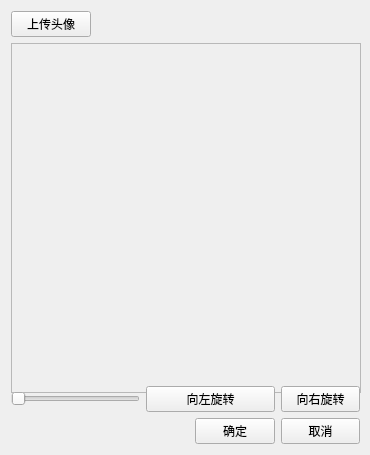
Above: ui/components/Change_Avatar_Page/change_avatar_page.ui from Sakurakouji-Saika/MyQtClient before the change. Below: the same form after it.
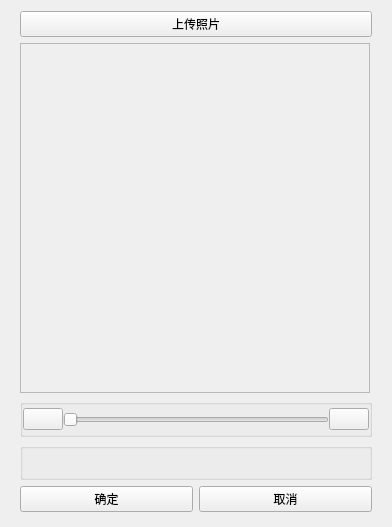
That is the form after the change. Icons and pictures are not drawn. Custom widgets are drawn as their Qt base class.

Commit message: 美化上传头像QSS

The edit to the form file:
```diff
--- a/ui/components/Change_Avatar_Page/change_avatar_page.ui
+++ b/ui/components/Change_Avatar_Page/change_avatar_page.ui
@@ -6,47 +6,53 @@
    <rect>
     <x>0</x>
     <y>0</y>
-    <width>370</width>
-    <height>455</height>
+    <width>392</width>
+    <height>527</height>
    </rect>
   </property>
   <property name="minimumSize">
    <size>
-    <width>370</width>
-    <height>455</height>
+    <width>392</width>
+    <height>527</height>
    </size>
   </property>
   <property name="maximumSize">
    <size>
-    <width>370</width>
-    <height>455</height>
+    <width>392</width>
+    <height>527</height>
    </size>
   </property>
   <property name="windowTitle">
    <string>Form</string>
   </property>
-  <layout class="QGridLayout" name="gridLayout_2">
-   <item row="0" column="0">
+  <layout class="QVBoxLayout" name="verticalLayout">
+   <property name="leftMargin">
+    <number>20</number>
+   </property>
+   <property name="rightMargin">
+    <number>20</number>
+   </property>
+   <property name="bottomMargin">
+    <number>15</number>
+   </property>
+   <item>
     <widget class="QPushButton" name="btnUpload">
      <property name="text">
-      <string>上传头像</string>
+      <string>上传照片</string>
      </property>
-    </widget>
-   </item>
-   <item row="0" column="1" colspan="2">
-    <spacer name="horizontalSpacer">
-     <property name="orientation">
-      <enum>Qt::Horizontal</enum>
+     <property name="icon">
+      <iconset resource="../../../src/resources/Resource.qrc">
+       <normaloff>:/svg/up_Avatar.svg</normaloff>:/svg/up_Avatar.svg</iconset>
      </property>
-     <property name="sizeHint" stdset="0">
+     <property name="iconSize">
       <size>
-       <width>104</width>
-       <height>20</height>
+       <width>18</width>
+       <height>18</height>
       </size>
      </property>
-    </spacer>
+    </widget>
    </item>
-   <item row="1" column="0" colspan="5">
+   <item>
     <widget class="DragScrollArea" name="previewScrollArea">
      <property name="minimumSize">
       <size>
@@ -88,7 +94,7 @@
        <property name="horizontalSpacing">
         <number>0</number>
        </property>
-       <item row="0" column="0">
+       <item row="1" column="0">
         <widget class="QLabel" name="labelPreview">
          <property name="text">
           <string/>
@@ -99,35 +105,85 @@
      </widget>
     </widget>
    </item>
-   <item row="2" column="0" colspan="2">
-    <widget class="QSlider" name="sliderScale">
-     <property name="orientation">
-      <enum>Qt::Horizontal</enum>
-     </property>
-    </widget>
-   </item>
-   <item row="2" column="2" colspan="2">
+   <item>
+    <widget class="QGroupBox" name="CAP_groupBox_A">
+     <layout class="QHBoxLayout" name="horizontalLayout_2">
+      <property name="spacing">
+       <number>0</number>
+      </property>
+      <property name="leftMargin">
+       <number>0</number>
+      </property>
+      <property name="topMargin">
+       <number>0</number>
+      </property>
+      <property name="rightMargin">
+       <number>0</number>
+      </property>
+      <property name="bottomMargin">
+       <number>0</number>
+      </property>
+      <item>
     <widget class="QPushButton" name="btnRotateCCW">
      <property name="text">
-      <string>向左旋转</string>
-     </property>
-    </widget>
-   </item>
-   <item row="2" column="4">
+         <string/>
+        </property>
+        <property name="icon">
+         <iconset resource="../../../src/resources/Resource.qrc">
+          <normaloff>:/svg/left_rotation.svg</normaloff>:/svg/left_rotation.svg</iconset>
+        </property>
+        <property name="iconSize">
+         <size>
+          <width>20</width>
+          <height>20</height>
+         </size>
+        </property>
+       </widget>
+      </item>
+      <item>
+       <widget class="QSlider" name="sliderScale">
+        <property name="orientation">
+         <enum>Qt::Horizontal</enum>
+        </property>
+       </widget>
+      </item>
+      <item>
     <widget class="QPushButton" name="btnRotateCW">
      <property name="text">
-      <string>向右旋转</string>
-     </property>
-    </widget>
-   </item>
-   <item row="3" column="3">
+         <string/>
+        </property>
+        <property name="icon">
+         <iconset resource="../../../src/resources/Resource.qrc">
+          <normaloff>:/svg/right_rotation.svg</normaloff>:/svg/right_rotation.svg</iconset>
+        </property>
+        <property name="iconSize">
+         <size>
+          <width>20</width>
+          <height>20</height>
+         </size>
+        </property>
+       </widget>
+      </item>
+     </layout>
+    </widget>
+   </item>
+   <item>
+    <widget class="QGroupBox" name="CAP_Box">
+     <property name="title">
+      <string/>
+     </property>
+    </widget>
+   </item>
+   <item>
+    <layout class="QHBoxLayout" name="horizontalLayout">
+     <item>
     <widget class="QPushButton" name="btnOk">
      <property name="text">
       <string>确定</string>
      </property>
     </widget>
    </item>
-   <item row="3" column="4">
+     <item>
     <widget class="QPushButton" name="btnCancel">
      <property name="text">
       <string>取消</string>
@@ -135,6 +191,8 @@
     </widget>
    </item>
   </layout>
+   </item>
+  </layout>
  </widget>
  <customwidgets>
   <customwidget>
```
Left out of the diff: 9 changed lines with no effect on the pictures. Lines whose indentation alone changed are shown as unchanged. The commit also changes 11 other files.
